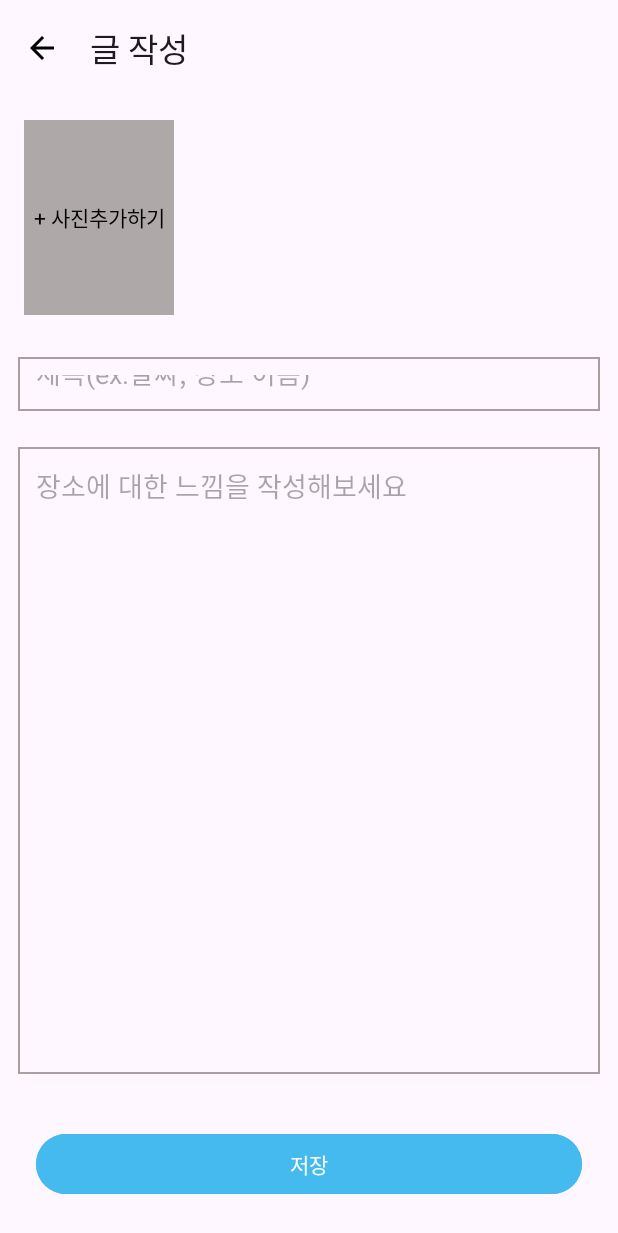
After one commit to kadaha112/MyAndroidApplication, an Android app: the WriteActivity screen opened directly, with no data from a screen before it, on a phone screen of 412 x 824 dp. The commit adds this screen. Shown: the top 1233 px of the screen. Run offline under Robolectric (Android 15) with nearby library versions, the phone set to English and light mode, and no system bars.

Commit message:
Add WriteActivity

```diff
--- a/app/src/main/AndroidManifest.xml
+++ b/app/src/main/AndroidManifest.xml
@@ -17,6 +17,9 @@
         android:theme="@style/Theme.MyAndroidApplication"
         android:usesCleartextTraffic="true"
         tools:targetApi="31">
+        <activity
+            android:name="activities.WriteActivity"
+            android:exported="false" />
         <activity
             android:name="activities.MainActivityFood"
             android:exported="false" />
--- a/app/src/main/java/activities/MainActivity.kt
+++ b/app/src/main/java/activities/MainActivity.kt
@@ -1,5 +1,6 @@
 package activities
 
+import android.content.Intent
 import androidx.appcompat.app.AppCompatActivity
 import android.os.Bundle
 import com.daehankang.myandroidapplication.R
@@ -28,6 +29,7 @@ class MainActivity : AppCompatActivity() {
             }
             true
         }
+        binding.fabRefresh.setOnClickListener { startActivity(Intent(this,WriteActivity::class.java))}
 
 
 
--- /dev/null
+++ b/app/src/main/java/activities/WriteActivity.kt
@@ -0,0 +1,15 @@
+package activities
+
+import androidx.appcompat.app.AppCompatActivity
+import android.os.Bundle
+import com.daehankang.myandroidapplication.R
+import com.daehankang.myandroidapplication.databinding.ActivityWriteBinding
+
+class WriteActivity : AppCompatActivity() {
+
+    private val binding by lazy { ActivityWriteBinding.inflate(layoutInflater) }
+    override fun onCreate(savedInstanceState: Bundle?) {
+        super.onCreate(savedInstanceState)
+        setContentView(binding.root)
+    }
+}
--- /dev/null
+++ b/app/src/main/res/drawable/edittext_border.xml
@@ -0,0 +1,5 @@
+<?xml version="1.0" encoding="utf-8"?>
+<shape xmlns:android="http://schemas.android.com/apk/res/android" android:shape="rectangle">
+
+    <stroke android:color="#AA9E9E" android:width="1dp"/>
+</shape>
--- a/app/src/main/res/layout/activity_main.xml
+++ b/app/src/main/res/layout/activity_main.xml
@@ -56,7 +56,7 @@
         android:layout_width="wrap_content"
         android:layout_height="wrap_content"
         style="@style/Widget.MaterialComponents.FloatingActionButton"
-        android:backgroundTint="#00ABF8"
+        android:backgroundTint="#45BAEF"
         app:layout_anchor="@id/bab"
         android:src="@drawable/menu_btm_write"/>
 
--- /dev/null
+++ b/app/src/main/res/layout/activity_write.xml
@@ -0,0 +1,67 @@
+<?xml version="1.0" encoding="utf-8"?>
+<LinearLayout xmlns:android="http://schemas.android.com/apk/res/android"
+    xmlns:app="http://schemas.android.com/apk/res-auto"
+    xmlns:tools="http://schemas.android.com/tools"
+    android:layout_width="match_parent"
+    android:layout_height="match_parent"
+    tools:context="activities.MainActivityFood"
+    android:orientation="vertical">
+
+    <androidx.appcompat.widget.Toolbar
+        android:id="@+id/login_toolbar"
+        android:layout_width="match_parent"
+        android:layout_height="?attr/actionBarSize"
+        app:navigationIcon="@drawable/baseline_arrow_back_24"
+        app:title="글 작성">
+
+    </androidx.appcompat.widget.Toolbar>
+
+
+
+    <TextView
+        android:id="@+id/tv_add_photo"
+        android:layout_width="100dp"
+        android:layout_height="130dp"
+        android:layout_margin="16dp"
+        android:text="+ 사진추가하기"
+        android:gravity="center"
+        android:background="#AEA8A8"
+        android:textColor="@color/black"/>
+
+
+    <EditText
+
+        android:layout_width="match_parent"
+        android:layout_height="match_parent"
+        android:layout_weight="2"
+        android:hint="제목(ex.날짜, 장소 이름)"
+        android:maxLines="1"
+        android:maxLength="20"
+        android:layout_margin="12dp"
+        android:background="@drawable/edittext_border"
+        android:padding="12dp"/>
+    <EditText
+        android:layout_width="match_parent"
+        android:layout_height="match_parent"
+        android:layout_weight="1"
+        android:layout_margin="12dp"
+        android:maxLines="10"
+        android:maxLength="200"
+        android:background="@drawable/edittext_border"
+        android:hint="장소에 대한 느낌을 작성해보세요"
+        android:gravity="start"
+        android:padding="12dp"/>
+
+    <Button
+        android:id="@+id/btn_save"
+        android:layout_width="match_parent"
+        android:layout_height="wrap_content"
+        android:layout_margin="24dp"
+        android:text="저장"
+        android:fontFamily="@font/font1"
+        android:backgroundTint="#45BAEF"/>
+
+
+
+
+</LinearLayout>
--- a/app/src/main/res/menu/main_bottom_appbar.xml
+++ b/app/src/main/res/menu/main_bottom_appbar.xml
@@ -1,10 +1,10 @@
 <?xml version="1.0" encoding="utf-8"?>
 <menu xmlns:android="http://schemas.android.com/apk/res/android">
 
-    <item android:id="@+id/menu_btm_home" android:title="" android:icon="@drawable/menu_btm_home"/>
-    <item android:id="@+id/menu_btm_map" android:title="" android:icon="@drawable/menu_btm_map"/>
+    <item android:id="@+id/menu_btm_home" android:title="홈" android:icon="@drawable/menu_btm_home" />
+    <item android:id="@+id/menu_btm_map" android:title="지도" android:icon="@drawable/menu_btm_map"/>
     <item android:id="@+id/empty" android:title="" android:enabled="false"/>
-    <item android:id="@+id/menu_btm_favor" android:title="" android:icon="@drawable/menu_btm_favor"/>
-    <item android:id="@+id/menu_btm_account" android:title="" android:icon="@drawable/menu_btm_account"/>
+    <item android:id="@+id/menu_btm_favor" android:title="찜 목록" android:icon="@drawable/menu_btm_favor"/>
+    <item android:id="@+id/menu_btm_account" android:title="내 계정" android:icon="@drawable/menu_btm_account"/>
 
 </menu>
```
